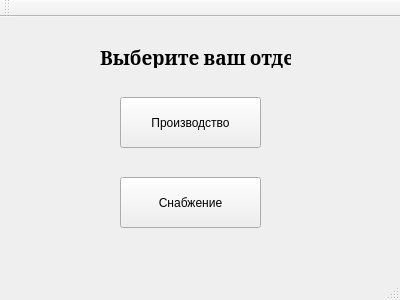
Before: the Qt Designer form mainwindow.ui in KairoMairo/CIS, drawn with Qt 5.
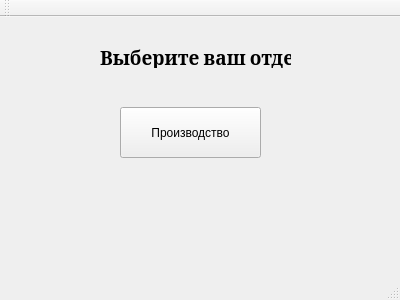
After: the same form once the commit is applied.

Patch:
```diff
--- a/mainwindow.ui
+++ b/mainwindow.ui
@@ -18,7 +18,7 @@
     <property name="geometry">
      <rect>
       <x>120</x>
-      <y>80</y>
+      <y>90</y>
       <width>141</width>
       <height>51</height>
      </rect>
@@ -27,19 +27,6 @@
      <string>Производство</string>
     </property>
    </widget>
-   <widget class="QPushButton" name="supply_BTN">
-    <property name="geometry">
-     <rect>
-      <x>120</x>
-      <y>160</y>
-      <width>141</width>
-      <height>51</height>
-     </rect>
-    </property>
-    <property name="text">
-     <string>Снабжение</string>
-    </property>
-   </widget>
    <widget class="QLabel" name="label">
     <property name="geometry">
      <rect>
```
